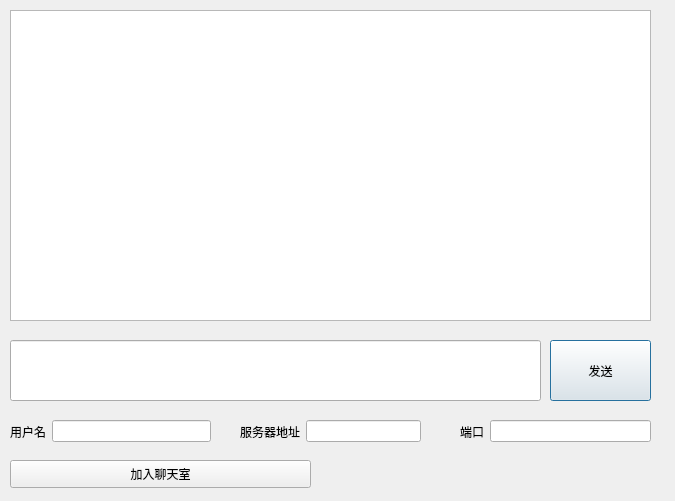
Old version of the form tcpclient.ui in the repository holdonbush/QT-sample-chat-application.
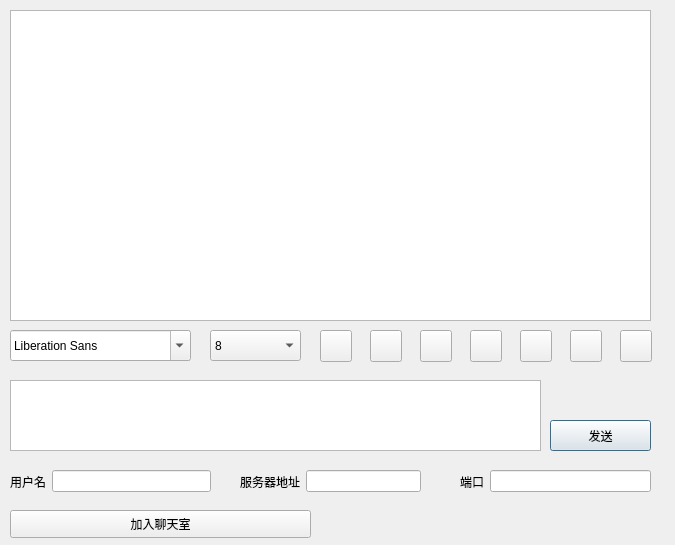
New version of the form. Icons and pictures are not drawn.

```diff
--- a/tcpclient.ui
+++ b/tcpclient.ui
@@ -7,7 +7,7 @@
     <x>0</x>
     <y>0</y>
     <width>675</width>
-    <height>501</height>
+    <height>545</height>
    </rect>
   </property>
   <property name="windowTitle">
@@ -27,9 +27,9 @@
    <property name="geometry">
     <rect>
      <x>550</x>
-     <y>340</y>
+     <y>420</y>
      <width>101</width>
-     <height>61</height>
+     <height>31</height>
     </rect>
    </property>
    <property name="text">
@@ -40,7 +40,7 @@
    <property name="geometry">
     <rect>
      <x>10</x>
-     <y>460</y>
+     <y>510</y>
      <width>301</width>
      <height>28</height>
     </rect>
@@ -49,21 +49,11 @@
     <string>加入聊天室</string>
    </property>
   </widget>
-  <widget class="QLineEdit" name="lineEdit_4">
-   <property name="geometry">
-    <rect>
-     <x>10</x>
-     <y>340</y>
-     <width>531</width>
-     <height>61</height>
-    </rect>
-   </property>
-  </widget>
   <widget class="QWidget" name="layoutWidget">
    <property name="geometry">
     <rect>
      <x>10</x>
-     <y>420</y>
+     <y>470</y>
      <width>201</width>
      <height>23</height>
     </rect>
@@ -85,7 +75,7 @@
    <property name="geometry">
     <rect>
      <x>240</x>
-     <y>420</y>
+     <y>470</y>
      <width>181</width>
      <height>23</height>
     </rect>
@@ -107,7 +97,7 @@
    <property name="geometry">
     <rect>
      <x>460</x>
-     <y>420</y>
+     <y>470</y>
      <width>191</width>
      <height>23</height>
     </rect>
@@ -125,6 +115,273 @@
     </item>
    </layout>
   </widget>
+  <widget class="QFontComboBox" name="fontComboBox">
+   <property name="geometry">
+    <rect>
+     <x>10</x>
+     <y>330</y>
+     <width>181</width>
+     <height>31</height>
+    </rect>
+   </property>
+  </widget>
+  <widget class="QComboBox" name="comboBox">
+   <property name="geometry">
+    <rect>
+     <x>210</x>
+     <y>330</y>
+     <width>91</width>
+     <height>31</height>
+    </rect>
+   </property>
+   <property name="currentText">
+    <string>12</string>
+   </property>
+   <item>
+    <property name="text">
+     <string>8</string>
+    </property>
+   </item>
+   <item>
+    <property name="text">
+     <string>9</string>
+    </property>
+   </item>
+   <item>
+    <property name="text">
+     <string>10</string>
+    </property>
+   </item>
+   <item>
+    <property name="text">
+     <string>11</string>
+    </property>
+   </item>
+   <item>
+    <property name="text">
+     <string>12</string>
+    </property>
+   </item>
+   <item>
+    <property name="text">
+     <string>13</string>
+    </property>
+   </item>
+   <item>
+    <property name="text">
+     <string>14</string>
+    </property>
+   </item>
+   <item>
+    <property name="text">
+     <string>15</string>
+    </property>
+   </item>
+   <item>
+    <property name="text">
+     <string>16</string>
+    </property>
+   </item>
+   <item>
+    <property name="text">
+     <string>17</string>
+    </property>
+   </item>
+   <item>
+    <property name="text">
+     <string>18</string>
+    </property>
+   </item>
+   <item>
+    <property name="text">
+     <string>19</string>
+    </property>
+   </item>
+   <item>
+    <property name="text">
+     <string>20</string>
+    </property>
+   </item>
+   <item>
+    <property name="text">
+     <string>21</string>
+    </property>
+   </item>
+   <item>
+    <property name="text">
+     <string>22</string>
+    </property>
+   </item>
+  </widget>
+  <widget class="QToolButton" name="toolButton">
+   <property name="geometry">
+    <rect>
+     <x>320</x>
+     <y>330</y>
+     <width>32</width>
+     <height>32</height>
+    </rect>
+   </property>
+   <property name="toolTip">
+    <string>加粗</string>
+   </property>
+   <property name="text">
+    <string/>
+   </property>
+   <property name="icon">
+    <iconset>
+     <normaloff>img/bold.png</normaloff>img/bold.png</iconset>
+   </property>
+   <property name="checkable">
+    <bool>true</bool>
+   </property>
+  </widget>
+  <widget class="QToolButton" name="toolButton_2">
+   <property name="geometry">
+    <rect>
+     <x>370</x>
+     <y>330</y>
+     <width>32</width>
+     <height>32</height>
+    </rect>
+   </property>
+   <property name="toolTip">
+    <string>倾斜</string>
+   </property>
+   <property name="text">
+    <string/>
+   </property>
+   <property name="icon">
+    <iconset>
+     <normaloff>img/italic.png</normaloff>img/italic.png</iconset>
+   </property>
+   <property name="checkable">
+    <bool>true</bool>
+   </property>
+  </widget>
+  <widget class="QToolButton" name="toolButton_3">
+   <property name="geometry">
+    <rect>
+     <x>420</x>
+     <y>330</y>
+     <width>32</width>
+     <height>32</height>
+    </rect>
+   </property>
+   <property name="toolTip">
+    <string>下划线</string>
+   </property>
+   <property name="text">
+    <string/>
+   </property>
+   <property name="icon">
+    <iconset>
+     <normaloff>img/underline.png</normaloff>img/underline.png</iconset>
+   </property>
+   <property name="checkable">
+    <bool>true</bool>
+   </property>
+  </widget>
+  <widget class="QToolButton" name="toolButton_4">
+   <property name="geometry">
+    <rect>
+     <x>470</x>
+     <y>330</y>
+     <width>32</width>
+     <height>32</height>
+    </rect>
+   </property>
+   <property name="toolTip">
+    <string>更改颜色</string>
+   </property>
+   <property name="text">
+    <string/>
+   </property>
+   <property name="icon">
+    <iconset>
+     <normaloff>img/color.png</normaloff>img/color.png</iconset>
+   </property>
+  </widget>
+  <widget class="QToolButton" name="toolButton_5">
+   <property name="geometry">
+    <rect>
+     <x>520</x>
+     <y>330</y>
+     <width>32</width>
+     <height>32</height>
+    </rect>
+   </property>
+   <property name="toolTip">
+    <string>传输文件</string>
+   </property>
+   <property name="text">
+    <string/>
+   </property>
+   <property name="icon">
+    <iconset>
+     <normaloff>img/send.png</normaloff>img/send.png</iconset>
+   </property>
+  </widget>
+  <widget class="QToolButton" name="toolButton_6">
+   <property name="geometry">
+    <rect>
+     <x>570</x>
+     <y>330</y>
+     <width>32</width>
+     <height>32</height>
+    </rect>
+   </property>
+   <property name="toolTip">
+    <string>保存聊天记录</string>
+   </property>
+   <property name="text">
+    <string/>
+   </property>
+   <property name="icon">
+    <iconset>
+     <normaloff>img/save.png</normaloff>img/save.png</iconset>
+   </property>
+  </widget>
+  <widget class="QToolButton" name="toolButton_7">
+   <property name="geometry">
+    <rect>
+     <x>620</x>
+     <y>330</y>
+     <width>32</width>
+     <height>32</height>
+    </rect>
+   </property>
+   <property name="toolTip">
+    <string>清空聊天记录</string>
+   </property>
+   <property name="text">
+    <string/>
+   </property>
+   <property name="icon">
+    <iconset>
+     <normaloff>img/clear.png</normaloff>img/clear.png</iconset>
+   </property>
+  </widget>
+  <widget class="QTextEdit" name="textEdit">
+   <property name="geometry">
+    <rect>
+     <x>10</x>
+     <y>380</y>
+     <width>531</width>
+     <height>71</height>
+    </rect>
+   </property>
+  </widget>
+  <widget class="QTextBrowser" name="textBrowser">
+   <property name="geometry">
+    <rect>
+     <x>10</x>
+     <y>10</y>
+     <width>641</width>
+     <height>311</height>
+    </rect>
+   </property>
+  </widget>
  </widget>
  <resources/>
  <connections/>
```
Left out of the diff: 10 changed lines with no effect on the pictures.
